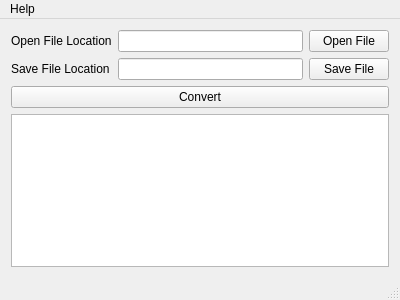
This is mainwindow.ui in t27/serialYuv as Qt 5 draws it before an edit. The edited form follows.
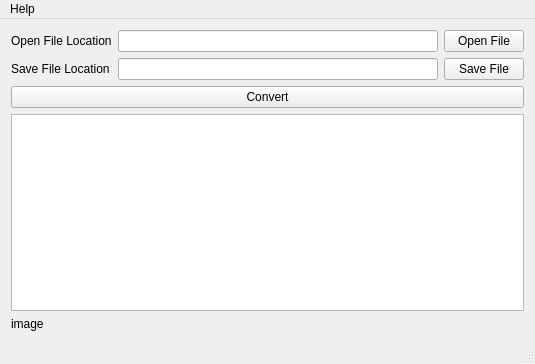
This is the edited form.

The edit to the form file:
```diff
--- a/mainwindow.ui
+++ b/mainwindow.ui
@@ -6,8 +6,8 @@
    <rect>
     <x>0</x>
     <y>0</y>
-    <width>400</width>
-    <height>300</height>
+    <width>535</width>
+    <height>364</height>
    </rect>
   </property>
   <property name="windowTitle">
@@ -63,6 +63,13 @@
     <item row="2" column="0">
      <widget class="QPlainTextEdit" name="plainTextEdit"/>
     </item>
+    <item row="3" column="0">
+     <widget class="QLabel" name="label_3">
+      <property name="text">
+       <string>image</string>
+      </property>
+     </widget>
+    </item>
    </layout>
   </widget>
   <widget class="QMenuBar" name="menuBar">
@@ -70,7 +77,7 @@
     <rect>
      <x>0</x>
      <y>0</y>
-     <width>400</width>
+     <width>535</width>
      <height>21</height>
     </rect>
    </property>
```
